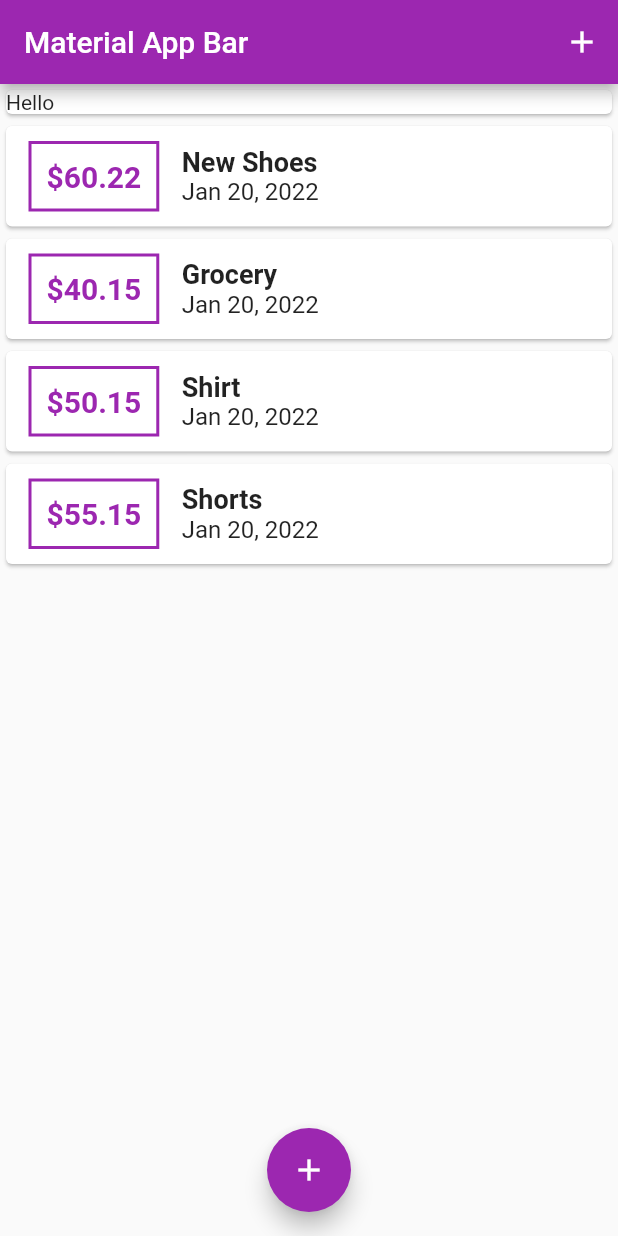
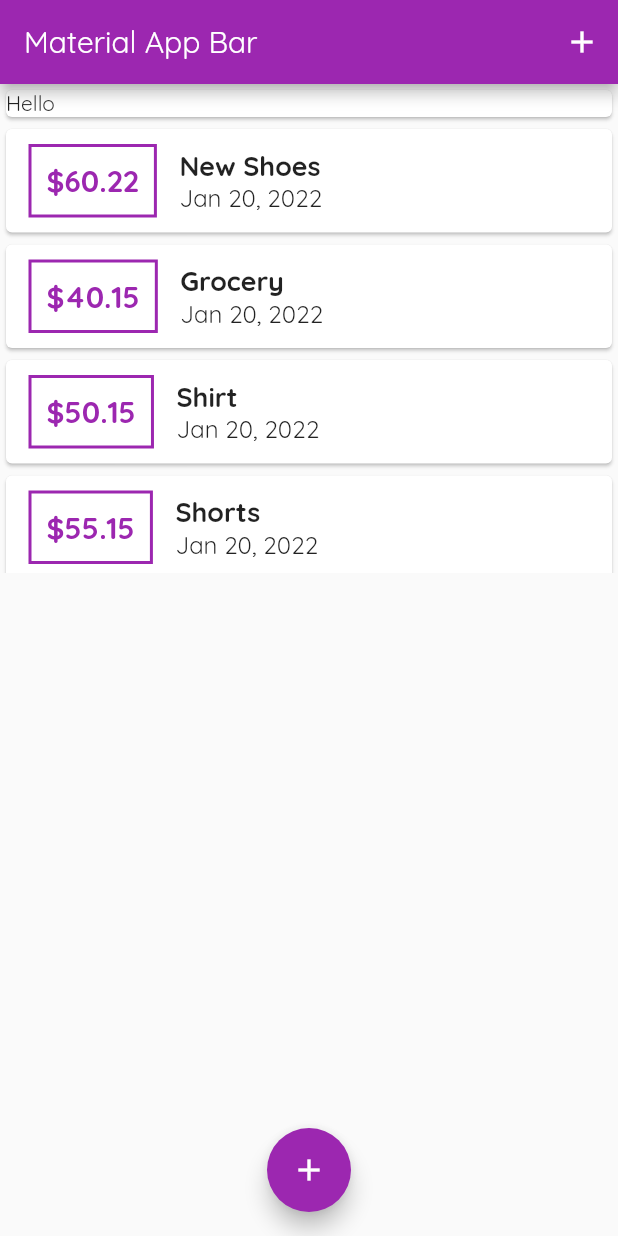
Before and after one commit to najmulmyself/Practice_App, a Flutter app: the screen it shows after launch, on a phone screen of 412 x 824 dp. Run offline on Flutter 3.47's test engine with Material 2 defaults, Android fonts, the phone set to English and light mode, and no system bars; our stand-ins replace audioplayers; missing offline and left inert: dart:ffi.

Commit message:
custom fonts added

```diff
--- a/moneyfy/lib/main.dart
+++ b/moneyfy/lib/main.dart
@@ -75,6 +75,7 @@ class _MyAppState extends State<MyApp> {
         primarySwatch: Colors.purple,
         // colorScheme: ColorScheme(primary: , primaryVariant: primaryVariant, secondary: secondary, secondaryVariant: secondaryVariant, surface: surface, background: background, error: error, onPrimary: onPrimary, onSecondary: onSecondary, onSurface: onSurface, onBackground: onBackground, onError: onError, brightness: brightness),
         accentColor: Colors.purple,
+        fontFamily: 'QuickSand',
       ),
       debugShowCheckedModeBanner: false,
       title: 'Material App',
```
Also changed, not shown: moneyfy/pubspec.yaml (+10 -4 lines), moneyfy/assets/fonts/OpenSans-Bold.ttf (added), moneyfy/assets/fonts/OpenSans-Regular.ttf (added), moneyfy/assets/fonts/Quicksand-Bold.ttf (added), moneyfy/assets/fonts/Quicksand-Light.ttf (added), moneyfy/assets/fonts/Quicksand-Medium.ttf (added), moneyfy/assets/fonts/Quicksand-Regular.ttf (added).
